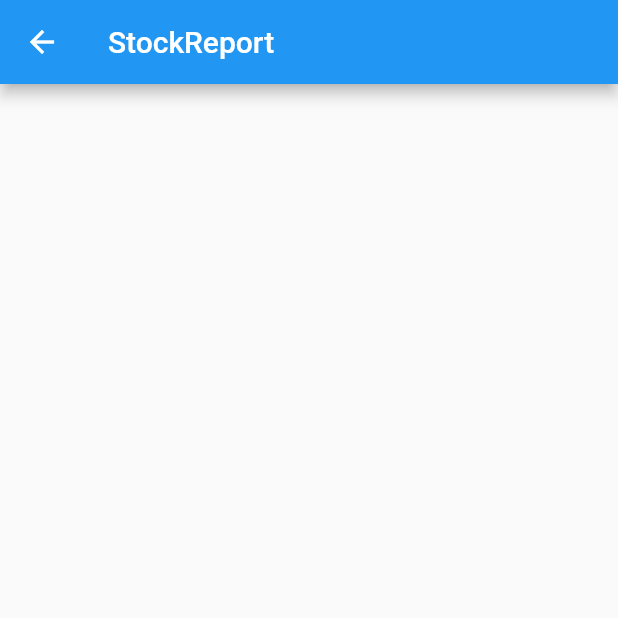
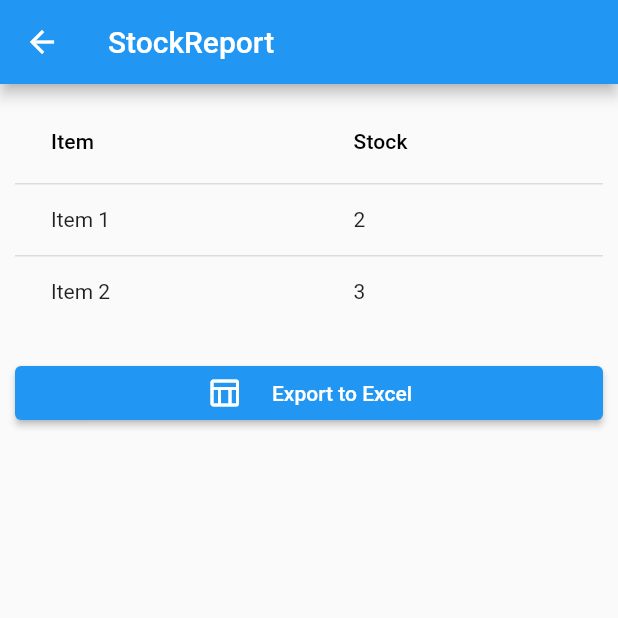
Before and after one commit to fadhlansyaf/cashierion, a Flutter app: the screen it shows after launch, after a tap on an icon or button, on a phone screen of 412 x 824 dp, the top half of it. Run offline on Flutter 3.47's test engine with Material 2 defaults, Android fonts, the phone set to English and light mode, and no system bars; our stand-ins replace get, google_fonts, hive, image_picker, material_design_icons_flutter, open_file and 1 more; missing offline and left inert: syncfusion_flutter_xlsio; accounts and stored records are empty; network calls fail.

Commit message:
stock_report

```diff
--- a/lib/core.dart
+++ b/lib/core.dart
@@ -14,7 +14,7 @@ export 'package:pos_app_skripsi/module/product_list/view/product_list_page.dart'
 export 'package:pos_app_skripsi/module/home/widget/profile_view.dart';
 export 'package:pos_app_skripsi/module/purchase_order/controller/purchase_order_controller.dart';
 export 'package:pos_app_skripsi/module/purchase_order/view/purchase_order_view.dart';
-export 'package:pos_app_skripsi/module/home/widget/sales_report_view.dart';
+export 'package:pos_app_skripsi/module/home/widget/order_view.dart';
 export 'package:pos_app_skripsi/module/sales_transaction/controller/sales_transaction_controller.dart';
 export 'package:pos_app_skripsi/module/sales_transaction/view/sales_transaction_view.dart';
 export 'package:pos_app_skripsi/module/stock_report/controller/stock_report_controller.dart';
--- a/lib/module/home/view/home_view.dart
+++ b/lib/module/home/view/home_view.dart
@@ -4,7 +4,7 @@ import 'package:material_design_icons_flutter/material_design_icons_flutter.dart
 
 import '../widget/dashboard_view.dart';
 import '../widget/profile_view.dart';
-import '../widget/sales_report_view.dart';
+import '../widget/order_view.dart';
 import '../controller/home_controller.dart';
 
 class HomePage extends StatelessWidget {
@@ -21,7 +21,7 @@ class HomePage extends StatelessWidget {
         body: Obx(
           () => IndexedStack(
             index: controller.selectedIndex.value,
-            children: [DashboardView(), SalesReportView(), ProfileView()],
+            children: [DashboardView(), OrderView(), ProfileView()],
           ),
         ),
         bottomNavigationBar: Obx(
--- a/lib/module/home/widget/dashboard_view.dart
+++ b/lib/module/home/widget/dashboard_view.dart
@@ -4,6 +4,7 @@ import 'package:pos_app_skripsi/core.dart';
 import 'package:pos_app_skripsi/module/product_list/controller/product_list_binding.dart';
 import 'package:pos_app_skripsi/module/purchase_order/controller/purchase_order_binding.dart';
 import 'package:pos_app_skripsi/module/sales_transaction/controller/sales_transaction_binding.dart';
+import 'package:pos_app_skripsi/module/stock_report/controller/stock_report_binding.dart';
 import '../../dashboard/controller/dashboard_controller.dart';
 import 'package:google_fonts/google_fonts.dart';
 
@@ -126,13 +127,13 @@ class DashboardView extends StatefulWidget {
                       "icon":
                           "https://cdn-icons-png.flaticon.com/128/1450/1450932.png",
                       "label": "Sales\nReport",
-                      "onTap": () => OldGet.to(const SalesReportView()),
+                      "onTap": () => OldGet.to(const OrderView()),
                     },
                     {
                       "icon":
                           "https://cdn-icons-png.flaticon.com/128/2912/2912773.png",
                       "label": "Stock\nReport",
-                      "onTap": () => OldGet.to(const StockReportView()),
+                      "onTap": () => Get.to(StockReportView(), binding: StockReportBinding()),
                     },
 
                   ];
--- a/lib/module/home/widget/sales_report_view.dart
+++ b/lib/module/home/widget/order_view.dart
@@ -1,15 +1,15 @@
 import 'package:flutter/material.dart';
 import 'package:pos_app_skripsi/core.dart';
 
-class SalesReportView extends StatelessWidget {
-  const SalesReportView({Key? key}) : super(key: key);
+class OrderView extends StatelessWidget {
+  const OrderView({Key? key}) : super(key: key);
 
   @override
   Widget build(context) {
 
     return Scaffold(
       appBar: AppBar(
-        title: const Text("SalesReport"),
+        title: const Text("Order"),
         actions: const [],
       ),
       body: SingleChildScrollView(
--- /dev/null
+++ b/lib/module/stock_report/controller/stock_report_binding.dart
@@ -0,0 +1,10 @@
+import 'package:get/get.dart';
+
+import 'stock_report_controller.dart';
+
+class StockReportBinding extends Bindings {
+  @override
+  void dependencies() {
+    Get.lazyPut(() => StockReportLogic());
+  }
+}
--- a/lib/module/stock_report/controller/stock_report_controller.dart
+++ b/lib/module/stock_report/controller/stock_report_controller.dart
@@ -1,20 +1,5 @@
-import 'package:flutter/material.dart';
-import 'package:pos_app_skripsi/state_util.dart';
-import '../view/stock_report_view.dart';
+import 'package:get/get.dart';
 
-class StockReportController extends State<StockReportView> implements MvcController {
-  static late StockReportController instance;
-  late StockReportView view;
-
-  @override
-  void initState() {
-    instance = this;
-    super.initState();
-  }
-
-  @override
-  void dispose() => super.dispose();
-
-  @override
-  Widget build(BuildContext context) => widget.build(context, this);
+class StockReportLogic extends GetxController {
+  var selectedIndex = 0.obs;
 }
--- a/lib/module/stock_report/view/stock_report_view.dart
+++ b/lib/module/stock_report/view/stock_report_view.dart
@@ -1,12 +1,18 @@
+import 'dart:io';
+
+import 'package:get/get.dart';
 import 'package:flutter/material.dart';
+import 'package:path_provider/path_provider.dart';
 import 'package:pos_app_skripsi/core.dart';
+import 'package:syncfusion_flutter_xlsio/xlsio.dart' hide Column,Row;
+import 'package:open_file/open_file.dart';
 import '../controller/stock_report_controller.dart';
 
-class StockReportView extends StatefulWidget {
+class StockReportView extends StatelessWidget {
   const StockReportView({Key? key}) : super(key: key);
 
-  Widget build(context, StockReportController controller) {
-    controller.view = this;
+  Widget build(BuildContext context) {
+    final controller = Get.find<StockReportLogic>();
 
     return Scaffold(
       appBar: AppBar(
@@ -17,13 +23,61 @@ class StockReportView extends StatefulWidget {
         child: Container(
           padding: const EdgeInsets.all(10.0),
           child: Column(
-            children: const [],
+            children: [
+              SizedBox(
+                width: double.infinity,
+                child: DataTable(
+                  columns: [
+                    DataColumn(label: Text('Item')),
+                    DataColumn(label: Text('Stock')),
+                  ],
+                  rows: [
+                    DataRow(cells: [
+                      DataCell(Text('Item 1')),
+                      DataCell(Text('2')),
+                    ]),
+                    DataRow(cells: [
+                      DataCell(Text('Item 2')),
+                      DataCell(Text('3')),
+                    ]),
+                  ],
+                ),
+              ),
+              SizedBox(
+                height: 20.0,
+              ),
+              ElevatedButton(
+                onPressed: createExcel,
+                child: Row(
+                    children: [
+                      Icon(Icons.table_chart_outlined),
+                      SizedBox(
+                        width: 20,
+                      ),
+                      Text("Export to Excel"),
+                    ],
+                    mainAxisAlignment: MainAxisAlignment.center,
+                    crossAxisAlignment: CrossAxisAlignment.center),
+              ),
+            ],
           ),
         ),
       ),
     );
   }
 
-  @override
-  State<StockReportView> createState() => StockReportController();
+  Future<void> createExcel() async {
+    final Workbook workbook = Workbook();
+    final Worksheet sheet = workbook.worksheets[0];
+    sheet.getRangeByName('A1').setText('Hello World');
+    final List<int> bytes = workbook.saveAsStream();
+    workbook.dispose();
+
+    final String path = (await getApplicationSupportDirectory()).path;
+    final String fileName = '$path/Output.xlsx';
+    final File file = File(fileName);
+    await file.writeAsBytes(bytes, flush: true);
+    OpenFile.open(fileName);
+  }
+
 }
--- a/pubspec.yaml
+++ b/pubspec.yaml
@@ -34,12 +34,15 @@ dependencies:
   google_fonts: ^4.0.4
   hive: ^2.2.3
   path_provider: ^2.0.14
+  open_file: ^3.3.1
   hive_flutter: ^1.1.0
   hive_generator: ^2.0.0
   build_runner: ^2.3.3
   image_picker: ^0.8.7+4
   get: ^4.6.5
   sqflite: ^2.2.8+2
+  syncfusion_flutter_xlsio: ^21.2.4
+  universal_html: ^2.2.1
 
 dev_dependencies:
   flutter_test:
```
